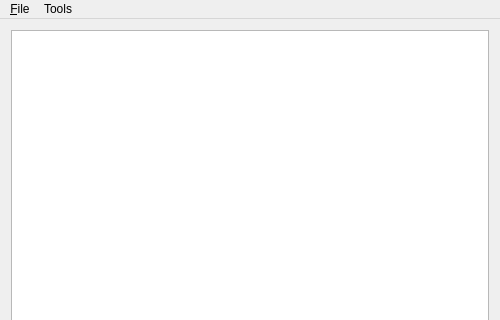
The window that spc_editor/mainwindow.ui (CaptainSwag101/DRV3-Tools) describes before a commit, drawn with Qt 5; both pictures show x 0 to 500 and y 0 to 320 of the 500 by 480 pixel window.
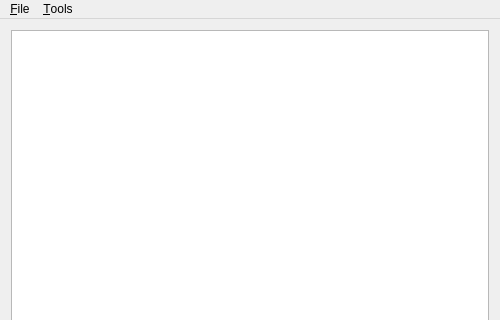
The same window after the commit.

What changed in the file:
```diff
--- a/spc_editor/mainwindow.ui
+++ b/spc_editor/mainwindow.ui
@@ -56,7 +56,7 @@
    </widget>
    <widget class="QMenu" name="menuTools">
     <property name="title">
-     <string>Tools</string>
+     <string>&amp;Tools</string>
     </property>
     <addaction name="actionExtractAll"/>
     <addaction name="actionExtractSelected"/>
```
Left out of the diff: 4 changed lines with no effect on the pictures.
